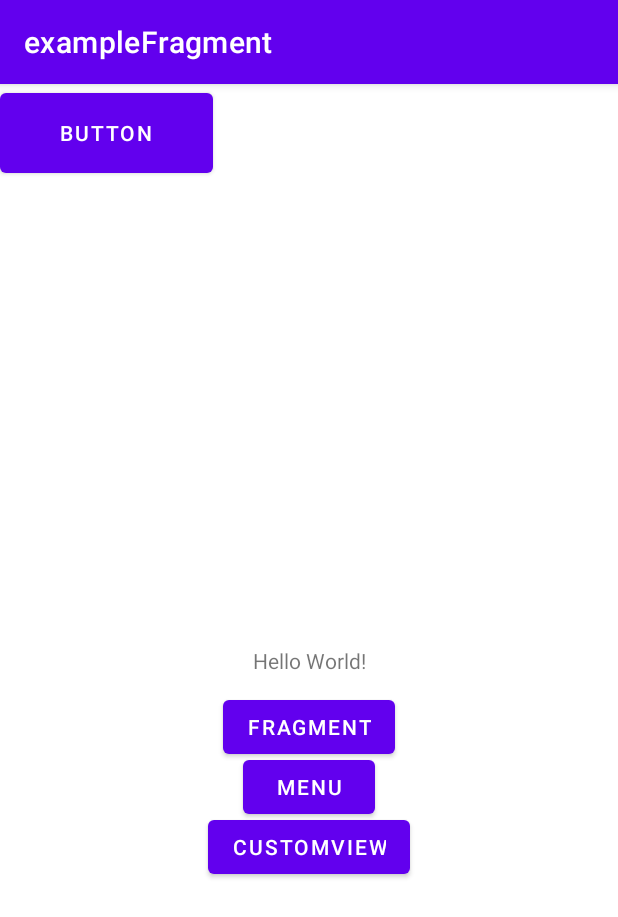
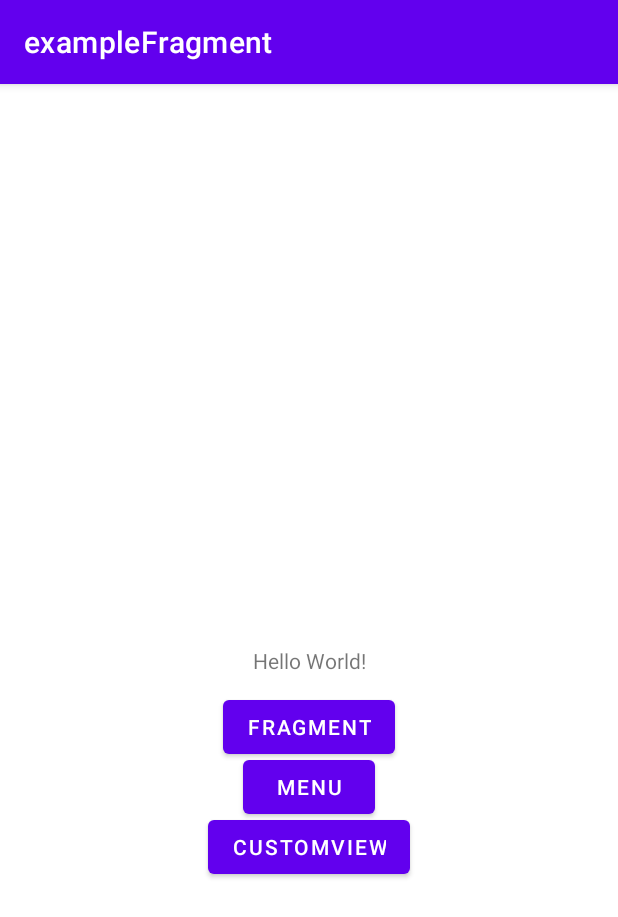
Before and after one commit to forflight/exampleFragment, an Android app: the screen it shows after launch (MainActivity), on a phone screen of 412 x 824 dp. Shown: the top 917 px of the screen. Run offline under Robolectric (Android 15) with nearby library versions, the phone set to English and light mode, and no system bars.

Commit message:
Delete Button, Indentation

```diff
--- a/app/src/main/res/layout/activity_main.xml
+++ b/app/src/main/res/layout/activity_main.xml
@@ -49,13 +49,4 @@
         app:layout_constraintRight_toRightOf="parent"
         app:layout_constraintTop_toTopOf="@+id/button2" />
 
-    <Button
-        android:id="@+id/button4"
-        android:layout_width="142dp"
-        android:layout_height="65dp"
-        android:text="Button"
-        tools:layout_editor_absoluteX="138dp"
-        tools:layout_editor_absoluteY="223dp"
-        tools:ignore="MissingConstraints" />
-
 </androidx.constraintlayout.widget.ConstraintLayout>
--- a/app/src/main/res/layout/fragmentest.xml
+++ b/app/src/main/res/layout/fragmentest.xml
@@ -28,5 +28,6 @@
             android:layout_weight="1"
             android:layout_width="wrap_content"
             android:layout_height="wrap_content" />
+
     </LinearLayout>
 </LinearLayout>
```
Lines whose indentation alone changed are shown as unchanged.
